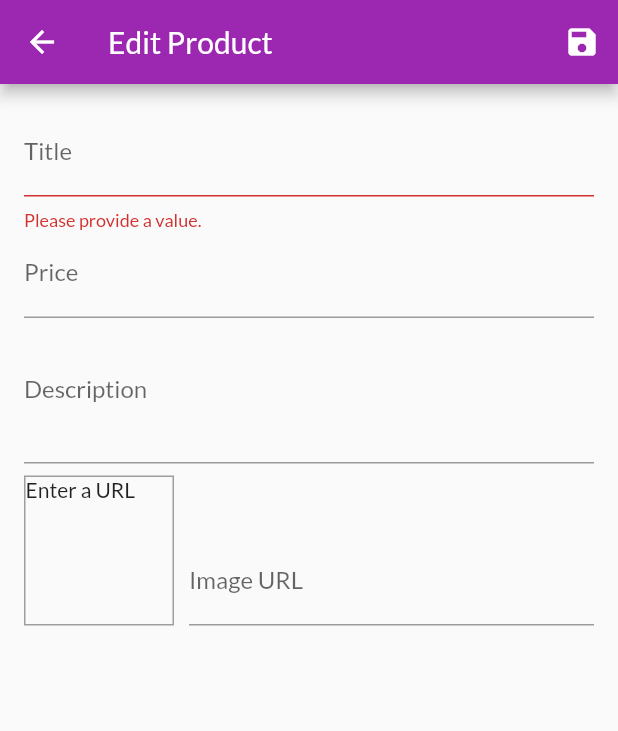
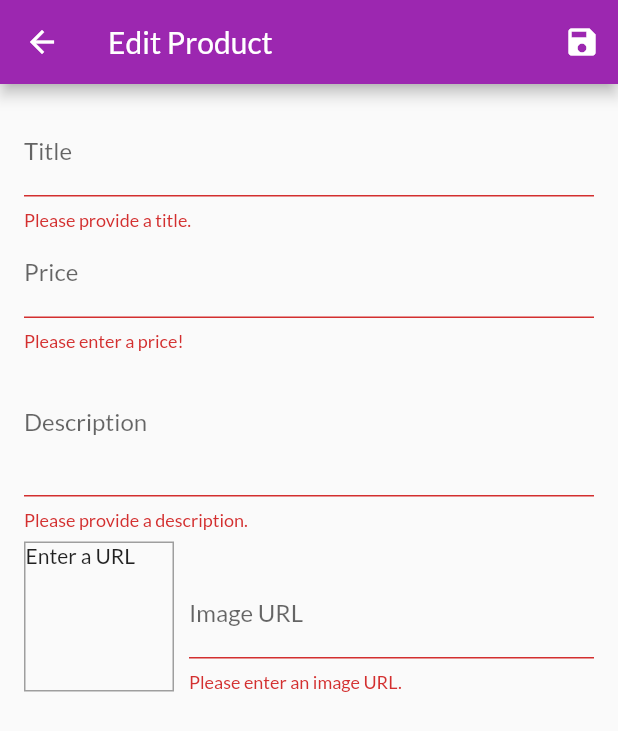
Before and after one commit to alexsilva75/flutter_the_shop_app, a Flutter app: the EditProductScreen screen opened by its route, after a tap on the "save" icon, on a phone screen of 412 x 824 dp. Shown: the top 731 px of the screen. Run offline on Flutter 3.47's test engine with Material 2 defaults, Android fonts, the phone set to English and light mode, and no system bars; network calls fail.

Commit message:
Editing and deleting products

```diff
--- a/lib/providers/products_provider.dart
+++ b/lib/providers/products_provider.dart
@@ -62,8 +62,33 @@ class ProductsProvider with ChangeNotifier {
     return _items.firstWhere((product) => product.id == id);
   }
 
-  void addProduct(Product value) {
-    _items.add(value);
+  void addProduct(Product product) {
+    final newProduct = Product(
+      title: product.title,
+      description: product.description,
+      price: product.price,
+      imageUrl: product.imageUrl,
+      id: DateTime.now().toString(),
+    );
+
+    _items.add(newProduct);
+    // _items.insert(0, newProduct); //at the beginning
+    notifyListeners();
+  }
+
+  void updateProduct(String id, Product newProduct) {
+    final productIndex = _items.indexWhere((prod) => prod.id == id);
+
+    if (productIndex >= 0) {
+      _items[productIndex] = newProduct;
+      notifyListeners();
+    } else {
+      print('... ');
+    }
+  }
+
+  void deleteProduct(String id) {
+    _items.removeWhere((prod) => prod.id == id);
     notifyListeners();
   }
 }
--- a/lib/screens/edit_product_screen.dart
+++ b/lib/screens/edit_product_screen.dart
@@ -1,5 +1,9 @@
 import 'package:flutter/material.dart';
+
+import 'package:provider/provider.dart';
+
 import '../providers/product.dart';
+import '../providers/products_provider.dart';
 
 class EditProductScreen extends StatefulWidget {
   static const routeName = '/edit-product';
@@ -24,10 +28,44 @@ class _EditProductScreenState extends State<EditProductScreen> {
     imageUrl: '',
   );
 
+  var _initValues = {
+    'title': '',
+    'description': '',
+    'price': '',
+    'imageUrl': '',
+  };
+  var _isInit = true;
+
   @override
   void initState() {
     super.initState();
     _imageUrlFocusNode.addListener(_updateImageUrl);
+  }
+
+  @override
+  void didChangeDependencies() {
+    super.didChangeDependencies();
+
+    if (_isInit) {
+      final productId = ModalRoute.of(context).settings.arguments as String;
+
+      if (productId != null) {
+        final productsProvider = Provider.of<ProductsProvider>(
+          context,
+          listen: false,
+        );
+        _editedProduct = productsProvider.findById(productId);
+        _initValues = {
+          'title': _editedProduct.title,
+          'description': _editedProduct.description,
+          'price': _editedProduct.price.toString(),
+          'imageUrl': '',
+          //'imageUrl': _editedProduct.imageUrl,
+        };
+        _imageUrlController.text = _editedProduct.imageUrl;
+      }
+    }
+    _isInit = false;
   }
 
   void dispose() {
@@ -41,6 +79,18 @@ class _EditProductScreenState extends State<EditProductScreen> {
 
   void _updateImageUrl() {
     if (!_imageUrlFocusNode.hasFocus) {
+      if (_imageUrlController.text.isEmpty) {
+        return;
+      }
+      if (!_imageUrlController.text.startsWith('http')) {
+        return;
+      }
+      if (!_imageUrlController.text.endsWith('.png') &&
+          !_imageUrlController.text.endsWith('.jpg') &&
+          !_imageUrlController.text.endsWith('.jpeg')) {
+        return;
+      }
+
       setState(() {});
     }
   }
@@ -52,10 +102,21 @@ class _EditProductScreenState extends State<EditProductScreen> {
       return;
     }
     _form.currentState.save();
-    print(_editedProduct.title);
-    print(_editedProduct.description);
-    print(_editedProduct.price);
-    print(_editedProduct.imageUrl);
+    final productProvider = Provider.of<ProductsProvider>(
+      context,
+      listen: false,
+    );
+
+    if (_editedProduct.id != null) {
+      productProvider.updateProduct(
+        _editedProduct.id,
+        _editedProduct,
+      );
+    } else {
+      productProvider.addProduct(_editedProduct);
+    }
+
+    Navigator.of(context).pop();
   }
 
   @override
@@ -80,6 +141,7 @@ class _EditProductScreenState extends State<EditProductScreen> {
             child: Column(
               children: <Widget>[
                 TextFormField(
+                  initialValue: _initValues['title'],
                   decoration: InputDecoration(
                     labelText: 'Title',
                   ),
@@ -89,7 +151,7 @@ class _EditProductScreenState extends State<EditProductScreen> {
                   },
                   validator: (value) {
                     if (value.isEmpty) {
-                      return 'Please provide a value.';
+                      return 'Please provide a title.';
                     }
 
                     return null;
@@ -101,10 +163,12 @@ class _EditProductScreenState extends State<EditProductScreen> {
                       price: _editedProduct.price,
                       description: _editedProduct.description,
                       imageUrl: _editedProduct.imageUrl,
+                      isFavorite: _editedProduct.isFavorite,
                     );
                   },
                 ),
                 TextFormField(
+                  initialValue: _initValues['price'],
                   decoration: InputDecoration(
                     labelText: 'Price',
                   ),
@@ -121,10 +185,27 @@ class _EditProductScreenState extends State<EditProductScreen> {
                       price: double.parse(value),
                       description: _editedProduct.description,
                       imageUrl: _editedProduct.imageUrl,
+                      isFavorite: _editedProduct.isFavorite,
                     );
+                  },
+                  validator: (value) {
+                    if (value.isEmpty) {
+                      return 'Please enter a price!';
+                    }
+
+                    if (double.tryParse(value) == null) {
+                      return 'Please enter a valid number!';
+                    }
+
+                    if (double.parse(value) <= 0.0) {
+                      return 'Please enter a number greater than zero!';
+                    }
+
+                    return null;
                   },
                 ),
                 TextFormField(
+                  initialValue: _initValues['description'],
                   decoration: InputDecoration(
                     labelText: 'Description',
                   ),
@@ -138,7 +219,18 @@ class _EditProductScreenState extends State<EditProductScreen> {
                       price: _editedProduct.price,
                       description: value,
                       imageUrl: _editedProduct.imageUrl,
+                      isFavorite: _editedProduct.isFavorite,
                     );
+                  },
+                  validator: (value) {
+                    if (value.isEmpty) {
+                      return 'Please provide a description.';
+                    }
+                    if (value.length < 10) {
+                      return 'Should be at least 10 characters long.';
+                    }
+
+                    return null;
                   },
                 ),
                 Row(
@@ -167,6 +259,7 @@ class _EditProductScreenState extends State<EditProductScreen> {
                     ),
                     Expanded(
                       child: TextFormField(
+                        // initialValue: _initValues['imageUrl'],
                         decoration: InputDecoration(labelText: 'Image URL'),
                         keyboardType: TextInputType.url,
                         textInputAction: TextInputAction.done,
@@ -182,7 +275,23 @@ class _EditProductScreenState extends State<EditProductScreen> {
                             price: _editedProduct.price,
                             description: _editedProduct.description,
                             imageUrl: value,
+                            isFavorite: _editedProduct.isFavorite,
                           );
+                        },
+                        validator: (value) {
+                          if (value.isEmpty) {
+                            return 'Please enter an image URL.';
+                          }
+                          if (!value.startsWith('http')) {
+                            return 'Please enter a valid URL.';
+                          }
+                          if (!value.endsWith('.png') &&
+                              !value.endsWith('.jpg') &&
+                              !value.endsWith('.jpeg')) {
+                            return 'Please enter a valid image URL.';
+                          }
+
+                          return null;
                         },
                       ),
                     ),
--- a/lib/screens/user_products_screen.dart
+++ b/lib/screens/user_products_screen.dart
@@ -33,6 +33,7 @@ class UserProductsScreen extends StatelessWidget {
             return Column(
               children: <Widget>[
                 UserProductItem(
+                  productsData.items[i].id,
                   productsData.items[i].title,
                   productsData.items[i].imageUrl,
                 ),
```
Also changed, not shown: lib/widgets/user_product_item.dart (+16 -2 lines).
